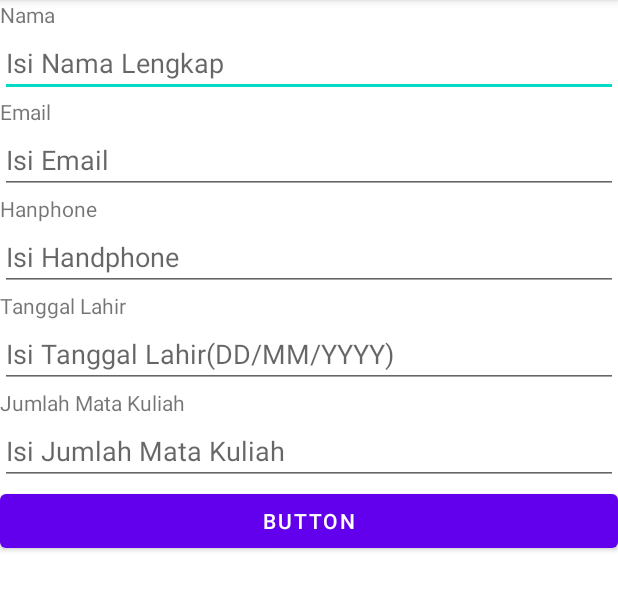
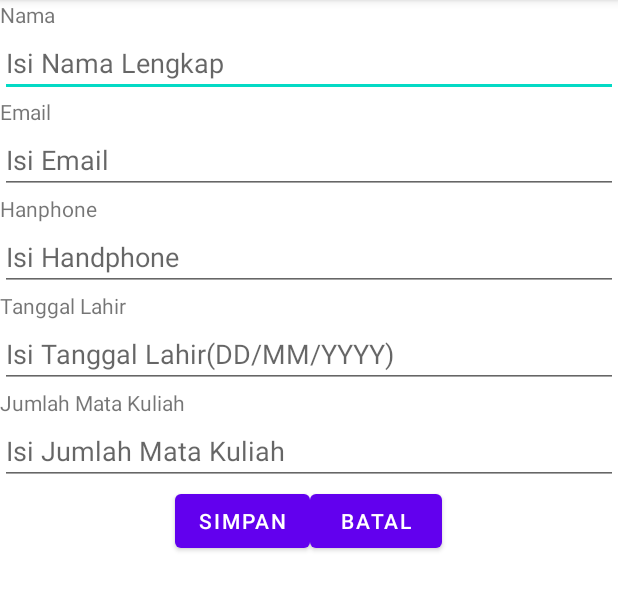
Before and after one commit to FakhriFernanda/PraktikumAndroid, an Android app: the screen it shows after launch (MainActivity), on a phone screen of 412 x 824 dp, the part 84-695 px from its top. Run offline under Robolectric (Android 15) with nearby library versions, the phone set to English and light mode, and no system bars.

Commit message:
Menambahkan Layout Button

```diff
--- a/app/src/main/res/layout/activity_main.xml
+++ b/app/src/main/res/layout/activity_main.xml
@@ -72,10 +72,24 @@
         android:inputType="number"
         />
 
-    <Button
+    <LinearLayout
         android:layout_width="match_parent"
         android:layout_height="wrap_content"
-        android:text="Button"
-         />
+        android:orientation="horizontal"
+        android:gravity="center"
+        >
+        <Button
+        android:layout_width="wrap_content"
+        android:layout_height="wrap_content"
+        android:text="Simpan"
+        />
+
+        <Button
+        android:layout_width="wrap_content"
+        android:layout_height="wrap_content"
+        android:text="Batal"
+        />
+    </LinearLayout>
+
 
 </LinearLayout>
```
